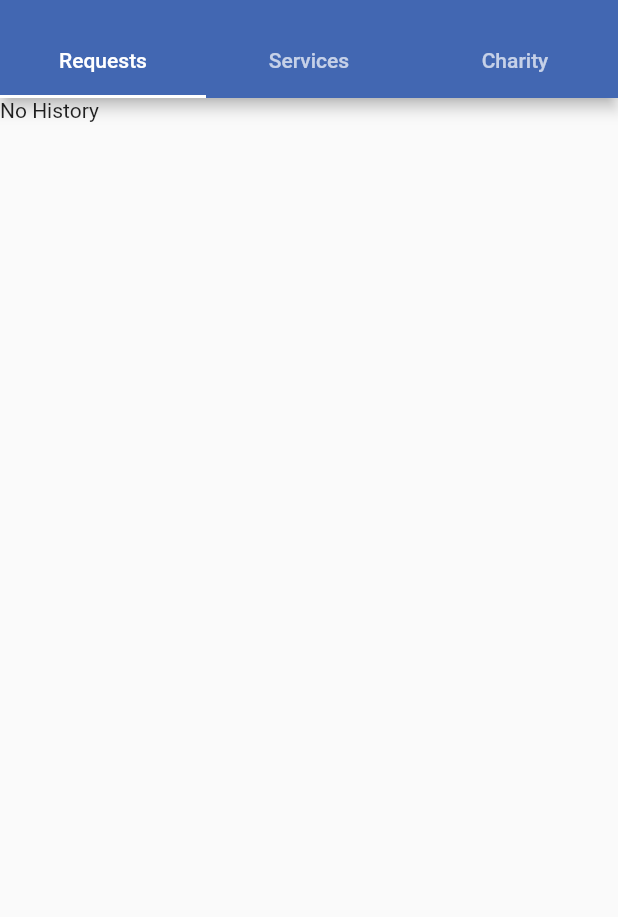
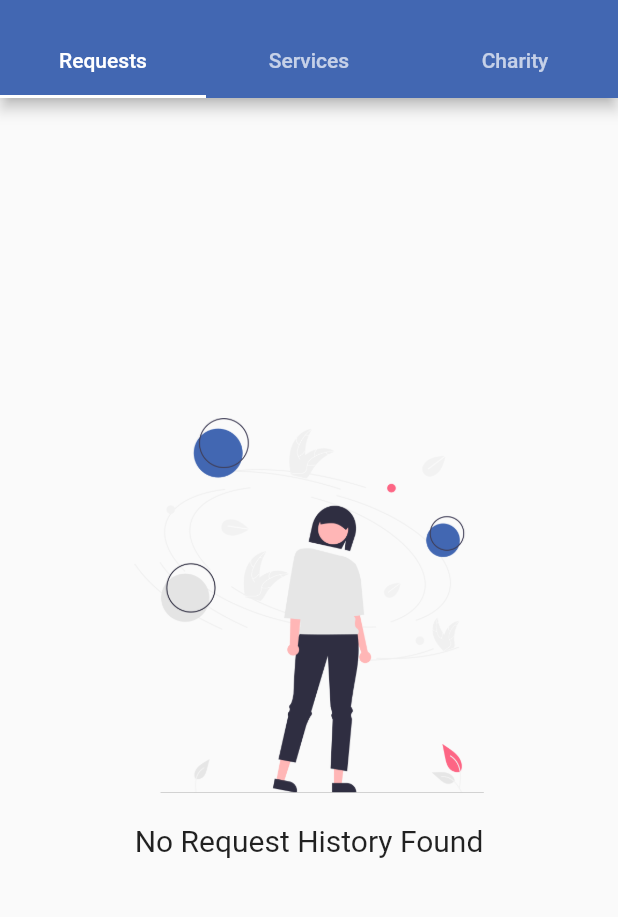
Before and after one commit to aditya-taparia/googleSolutionChallenge, a Flutter app: the HistoryPage screen opened directly, on a phone screen of 412 x 824 dp, the part 58-975 px from its top. Run offline on Flutter 3.47's test engine with Material 2 defaults, Android fonts, the phone set to English and light mode, and no system bars; our stand-ins replace animated_text_kit, bubble_tab_indicator, carousel_slider, cloud_firestore, dotted_border, expandable and 21 more; missing offline and left inert: flutter_barcode_scanner, flutter_polyline_points, particles_flutter, side_header_list_view; accounts and stored records are empty; project files that could hold a hidden picture were left out.

Commit message:
History Page UI

```diff
--- a/lib/screens/home/dashboard/history_page.dart
+++ b/lib/screens/home/dashboard/history_page.dart
@@ -1,5 +1,4 @@
 import 'package:cloud_firestore/cloud_firestore.dart';
-import 'package:firebase_core/firebase_core.dart';
 import 'package:flutter/material.dart';
 import 'package:googlesolutionchallenge/models/user.dart';
 import 'package:googlesolutionchallenge/widgets/loading.dart';
@@ -15,7 +14,6 @@ class HistoryPage extends StatefulWidget {
 class _HistoryPageState extends State<HistoryPage> {
   @override
   Widget build(BuildContext context) {
-    final user = Provider.of<Users?>(context);
     return DefaultTabController(
       length: 3,
       child: Scaffold(
@@ -60,11 +58,8 @@ class _RequestHistoryState extends State<RequestHistory> {
   Widget build(BuildContext context) {
     final user = Provider.of<Users?>(context);
     return StreamBuilder<QuerySnapshot>(
-      stream: FirebaseFirestore.instance
-          .collection('Posts')
-          .orderBy('expected-completion-time')
-          .where('given-by', isEqualTo: user!.userid)
-          .snapshots(),
+      stream:
+          FirebaseFirestore.instance.collection('Posts').orderBy('expected-completion-time').where('given-by', isEqualTo: user!.userid).snapshots(),
       builder: (BuildContext context, AsyncSnapshot<QuerySnapshot> snapshot) {
         if (snapshot.hasError) {
           return Text(snapshot.error.toString());
@@ -74,8 +69,9 @@ class _RequestHistoryState extends State<RequestHistory> {
         }
 
         if (snapshot.data!.docs.isEmpty) {
-          // TODO: No History
-          return const Text('No History');
+          return const NoFound(
+            text: 'No Request History Found',
+          );
         }
         return ListView.builder(
           shrinkWrap: true,
@@ -83,9 +79,16 @@ class _RequestHistoryState extends State<RequestHistory> {
           itemCount: snapshot.data!.docs.length,
           itemBuilder: (context, index) {
             return Padding(
-              padding: const EdgeInsets.all(8.0),
+              padding: const EdgeInsets.symmetric(horizontal: 8.0, vertical: 4.0),
               child: Card(
                 child: ListTile(
+                  leading: CircleAvatar(
+                    backgroundColor: Colors.grey[100],
+                    child: const Icon(
+                      Icons.history_rounded,
+                      color: Color.fromRGBO(66, 103, 178, 1),
+                    ),
+                  ),
                   onTap: () {},
                   tileColor: Colors.white,
                   title: Text(snapshot.data!.docs[index]['title']),
@@ -93,6 +96,10 @@ class _RequestHistoryState extends State<RequestHistory> {
                     snapshot.data!.docs[index]['description'],
                     maxLines: 2,
                     overflow: TextOverflow.ellipsis,
+                  ),
+                  trailing: const Icon(
+                    Icons.keyboard_arrow_right_rounded,
+                    color: Color.fromRGBO(66, 103, 178, 1),
                   ),
                 ),
               ),
@@ -131,8 +138,9 @@ class _ServiceHistoryState extends State<ServiceHistory> {
         }
 
         if (snapshot.data!.docs.isEmpty) {
-          // TODO: No History
-          return const Text('No History');
+          return const NoFound(
+            text: 'No Services History Found',
+          );
         }
         return ListView.builder(
           shrinkWrap: true,
@@ -140,9 +148,16 @@ class _ServiceHistoryState extends State<ServiceHistory> {
           itemCount: snapshot.data!.docs.length,
           itemBuilder: (context, index) {
             return Padding(
-              padding: const EdgeInsets.all(8.0),
+              padding: const EdgeInsets.symmetric(horizontal: 8.0, vertical: 4.0),
               child: Card(
                 child: ListTile(
+                  leading: CircleAvatar(
+                    backgroundColor: Colors.grey[100],
+                    child: const Icon(
+                      Icons.history_rounded,
+                      color: Color.fromRGBO(66, 103, 178, 1),
+                    ),
+                  ),
                   onTap: () {},
                   tileColor: Colors.white,
                   title: Text(snapshot.data!.docs[index]['title']),
@@ -150,6 +165,10 @@ class _ServiceHistoryState extends State<ServiceHistory> {
                     snapshot.data!.docs[index]['description'],
                     maxLines: 2,
                     overflow: TextOverflow.ellipsis,
+                  ),
+                  trailing: const Icon(
+                    Icons.keyboard_arrow_right_rounded,
+                    color: Color.fromRGBO(66, 103, 178, 1),
                   ),
                 ),
               ),
@@ -188,8 +207,9 @@ class _CharityHistoryState extends State<CharityHistory> {
         }
 
         if (snapshot.data!.docs.isEmpty) {
-          // TODO: No History
-          return const Text('No History');
+          return const NoFound(
+            text: 'No Charity History Found',
+          );
         }
         return ListView.builder(
           shrinkWrap: true,
@@ -197,9 +217,16 @@ class _CharityHistoryState extends State<CharityHistory> {
           itemCount: snapshot.data!.docs.length,
           itemBuilder: (context, index) {
             return Padding(
-              padding: const EdgeInsets.all(8.0),
+              padding: const EdgeInsets.symmetric(horizontal: 8.0, vertical: 4.0),
               child: Card(
                 child: ListTile(
+                  leading: CircleAvatar(
+                    backgroundColor: Colors.grey[100],
+                    child: const Icon(
+                      Icons.history_rounded,
+                      color: Color.fromRGBO(66, 103, 178, 1),
+                    ),
+                  ),
                   onTap: () {},
                   tileColor: Colors.white,
                   title: Text(snapshot.data!.docs[index]['title']),
@@ -207,6 +234,10 @@ class _CharityHistoryState extends State<CharityHistory> {
                     snapshot.data!.docs[index]['description'],
                     maxLines: 2,
                     overflow: TextOverflow.ellipsis,
+                  ),
+                  trailing: const Icon(
+                    Icons.keyboard_arrow_right_rounded,
+                    color: Color.fromRGBO(66, 103, 178, 1),
                   ),
                 ),
               ),
@@ -217,3 +248,33 @@ class _CharityHistoryState extends State<CharityHistory> {
     );
   }
 }
+
+class NoFound extends StatelessWidget {
+  final String text;
+  const NoFound({Key? key, required this.text}) : super(key: key);
+
+  @override
+  Widget build(BuildContext context) {
+    return Column(
+      mainAxisAlignment: MainAxisAlignment.center,
+      crossAxisAlignment: CrossAxisAlignment.center,
+      children: [
+        const Image(
+          image: AssetImage(
+            'assets/no_found.png',
+          ),
+          height: 250,
+          width: 300,
+          alignment: Alignment.center,
+        ),
+        const SizedBox(height: 20),
+        Text(
+          text,
+          style: const TextStyle(
+            fontSize: 20,
+          ),
+        ),
+      ],
+    );
+  }
+}
```
Also changed, not shown: assets/no_found.png (added).
